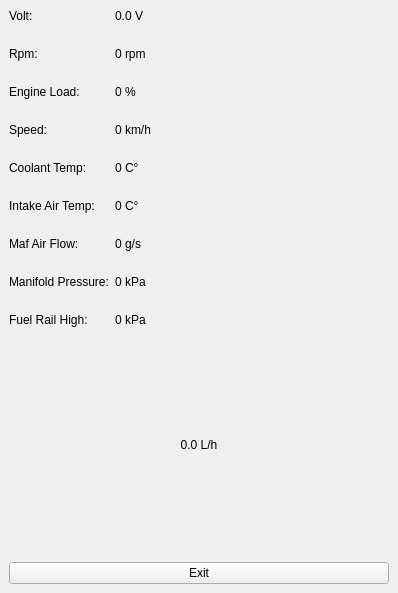
This is obdscan.ui in takyonxxx/Elm327_Wifi_Obd2_Qt_Project as Qt 5 draws it before an edit. The edited form follows.
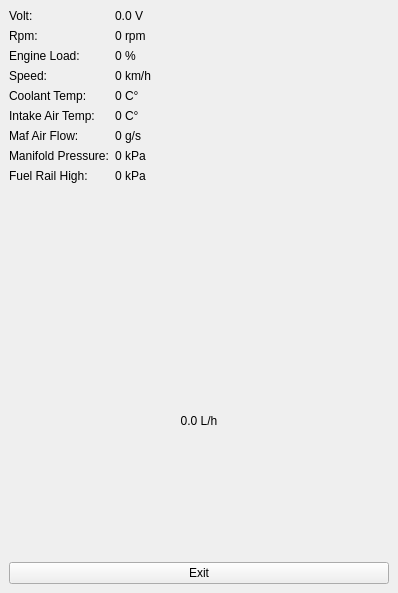
This is the edited form.

What changed in the file:
```diff
--- a/obdscan.ui
+++ b/obdscan.ui
@@ -23,7 +23,7 @@
          <number>6</number>
         </property>
         <property name="verticalSpacing">
-         <number>24</number>
+         <number>6</number>
         </property>
         <item row="0" column="0">
          <widget class="QLabel" name="labelVoltTitle">
```
Left out of the diff: 2 changed lines with no effect on the pictures.
